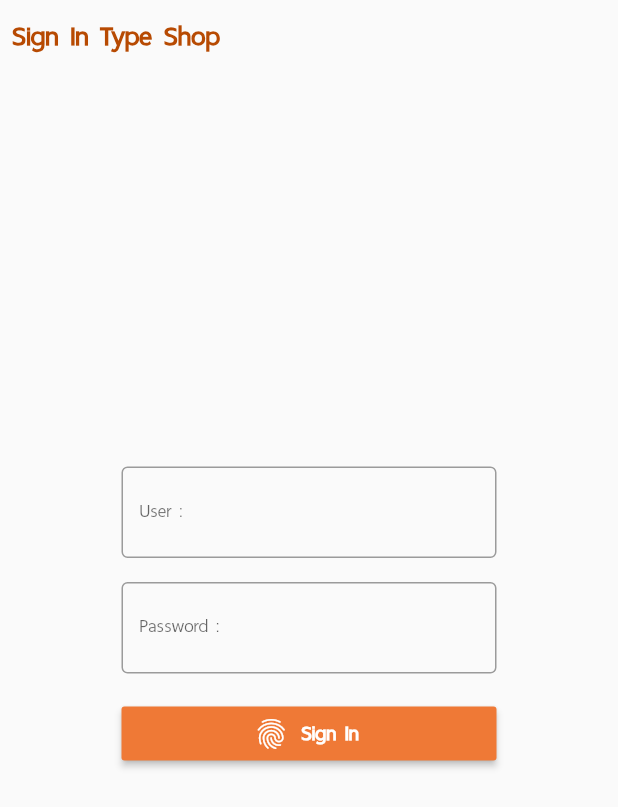
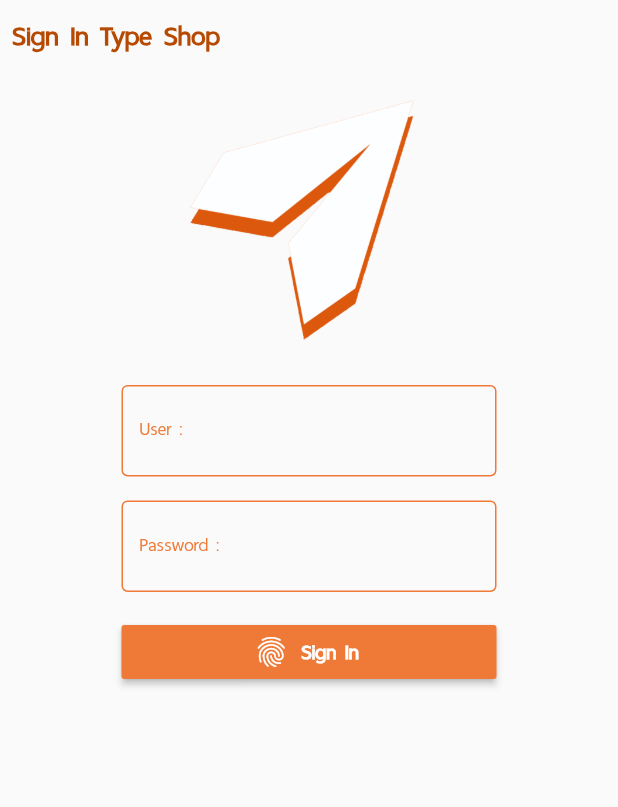
Before and after one commit to masterUNG/FoodLionSinghto, a Flutter app: the SignInshop widget shown alone on an empty page, opened directly, on a phone screen of 412 x 824 dp. Shown: the top 807 px of the screen. Run offline on Flutter 3.47's test engine with Material 2 defaults, Android fonts, the light colour scheme and no system bars; our stand-ins replace cached_network_image, carousel_slider, dio, google_maps_flutter, image_picker, location and 1 more; accounts and stored records are empty; network calls fail.

Commit message:
update 15April

```diff
--- a/lib/scaffold/home.dart
+++ b/lib/scaffold/home.dart
@@ -15,7 +15,8 @@ import '../utility/my_style.dart';
 
 class Home extends StatefulWidget {
   final Widget currentWidget;
-  Home({Key key, this.currentWidget}) : super(key: key);
+  final int indexLogin;
+  Home({Key key, this.currentWidget, this.indexLogin}) : super(key: key);
 
   @override
   _HomeState createState() => _HomeState();
@@ -26,6 +27,7 @@ class _HomeState extends State<Home> {
   Widget cuttentWidget = MainHome();
   String nameLogin, avatar;
   bool statusLogin = false; //false => no login
+  List<Widget> currentWidgets = <Widget>[MainHome(), OrderShop(), MainHome()]; //[GenerLogin, ShopLogin, UserLogin]
 
   // Method
   @override
--- a/lib/utility/my_style.dart
+++ b/lib/utility/my_style.dart
@@ -9,11 +9,17 @@ class MyStyle {
   String font = 'ThaiSansNeue';
 
   // Method
-  // Icon signInIcon = Icon(
-  //   Icons.fingerprint,
-  //   size: 36.0,
-  //   color: MyStyle().dartColor,
-  // );
+  Widget showLogo() {
+    return Container(height: 200.0,
+      child: Image.asset('images/logo_1024.png'),
+    );
+  }
+
+  Icon signInIcon = Icon(
+    Icons.fingerprint,
+    size: 36.0,
+    color: Color.fromARGB(0xff, 0xb7, 0x4a, 0x02),
+  );
 
   Icon signUpIcon = Icon(
     Icons.system_update,
--- a/lib/widget/signin_shop.dart
+++ b/lib/widget/signin_shop.dart
@@ -20,17 +20,25 @@ class _SignInshopState extends State<SignInshop> {
 
   // Method
   Widget showContent() {
-    return Center(
+    return Container(
+      alignment: Alignment(0, -0.8),
       child: Container(
         width: 250.0,
         child: Column(
           mainAxisSize: MainAxisSize.min,
           children: <Widget>[
+            MyStyle().showLogo(),
+            MyStyle().mySizeBox(),
             TextField(
               onChanged: (value) => user = value.trim(),
               decoration: InputDecoration(
                 labelText: 'User :',
-                border: OutlineInputBorder(),
+                labelStyle: MyStyle().h3StylePrimary,
+                enabledBorder: OutlineInputBorder(
+                  borderSide: BorderSide(color: MyStyle().primaryColor),
+                ),
+                focusedBorder: OutlineInputBorder(
+                    borderSide: BorderSide(color: MyStyle().dartColor)),
               ),
             ),
             SizedBox(
@@ -41,7 +49,12 @@ class _SignInshopState extends State<SignInshop> {
               obscureText: true,
               decoration: InputDecoration(
                 labelText: 'Password :',
-                border: OutlineInputBorder(),
+                labelStyle: MyStyle().h3StylePrimary,
+                enabledBorder: OutlineInputBorder(
+                  borderSide: BorderSide(color: MyStyle().primaryColor),
+                ),
+                focusedBorder: OutlineInputBorder(
+                    borderSide: BorderSide(color: MyStyle().dartColor)),
               ),
             ),
             SizedBox(
@@ -49,7 +62,8 @@ class _SignInshopState extends State<SignInshop> {
             ),
             Container(
               width: 250.0,
-              child: RaisedButton.icon(color: MyStyle().primaryColor,
+              child: RaisedButton.icon(
+                color: MyStyle().primaryColor,
                 onPressed: () {
                   if (user == null ||
                       user.isEmpty ||
@@ -61,8 +75,14 @@ class _SignInshopState extends State<SignInshop> {
                     checkAuthen();
                   }
                 },
-                icon: Icon(Icons.fingerprint, color: Colors.white,),
-                label: Text('Sign In', style: MyStyle().h2StyleWhite,),
+                icon: Icon(
+                  Icons.fingerprint,
+                  color: Colors.white,
+                ),
+                label: Text(
+                  'Sign In',
+                  style: MyStyle().h2StyleWhite,
+                ),
               ),
             ),
           ],
```
Also changed, not shown: lib/models/user_model.dart (added, +40 -0 lines), lib/widget/register_user.dart (+8 -2 lines), lib/widget/signin_user.dart (+131 -2 lines).
